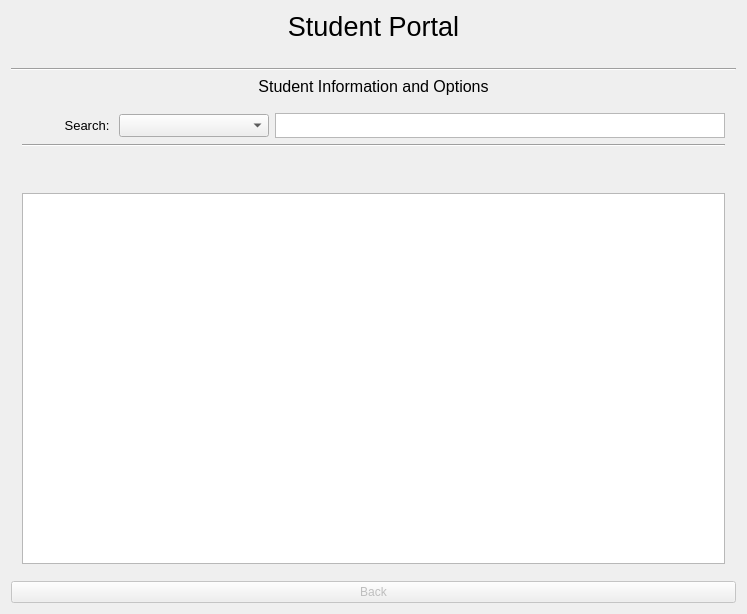
Before: the Qt Designer form Form Files/studentView.ui in alixabahena/SIMS, drawn with Qt 5.
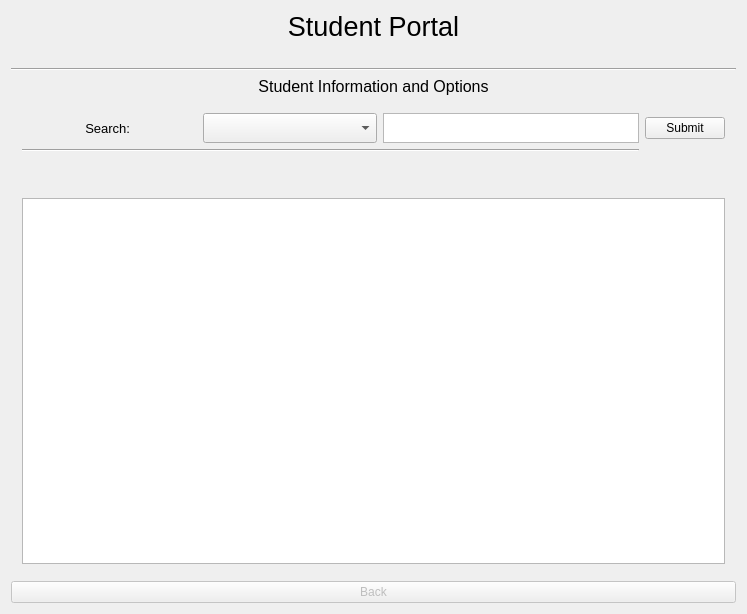
After: the same form once the commit is applied.

Commit message: All classes are shown in view classes ui

```diff
--- a/Form Files/studentView.ui
+++ b/Form Files/studentView.ui
@@ -276,6 +276,31 @@
         <layout class="QVBoxLayout" name="verticalLayout_8">
          <item>
           <layout class="QGridLayout" name="gridLayout">
+           <item row="0" column="2">
+            <widget class="QPlainTextEdit" name="searchClassesInput">
+             <property name="sizePolicy">
+              <sizepolicy hsizetype="Expanding" vsizetype="Maximum">
+               <horstretch>0</horstretch>
+               <verstretch>0</verstretch>
+              </sizepolicy>
+             </property>
+             <property name="maximumSize">
+              <size>
+               <width>16777215</width>
+               <height>30</height>
+              </size>
+             </property>
+             <property name="inputMethodHints">
+              <set>Qt::ImhNone</set>
+             </property>
+             <property name="verticalScrollBarPolicy">
+              <enum>Qt::ScrollBarAlwaysOff</enum>
+             </property>
+             <property name="horizontalScrollBarPolicy">
+              <enum>Qt::ScrollBarAlwaysOff</enum>
+             </property>
+            </widget>
+           </item>
            <item row="2" column="1">
             <spacer name="verticalSpacer_3">
              <property name="orientation">
@@ -309,65 +334,10 @@
               <string>Search: </string>
              </property>
              <property name="alignment">
-              <set>Qt::AlignRight|Qt::AlignTrailing|Qt::AlignVCenter</set>
+              <set>Qt::AlignCenter</set>
              </property>
             </widget>
            </item>
-           <item row="0" column="2">
-            <widget class="QPlainTextEdit" name="searchClassesInput">
-             <property name="sizePolicy">
-              <sizepolicy hsizetype="MinimumExpanding" vsizetype="MinimumExpanding">
-               <horstretch>0</horstretch>
-               <verstretch>0</verstretch>
-              </sizepolicy>
-             </property>
-             <property name="minimumSize">
-              <size>
-               <width>450</width>
-               <height>25</height>
-              </size>
-             </property>
-             <property name="maximumSize">
-              <size>
-               <width>16777215</width>
-               <height>25</height>
-              </size>
-             </property>
-             <property name="inputMethodHints">
-              <set>Qt::ImhNone</set>
-             </property>
-             <property name="verticalScrollBarPolicy">
-              <enum>Qt::ScrollBarAlwaysOff</enum>
-             </property>
-             <property name="horizontalScrollBarPolicy">
-              <enum>Qt::ScrollBarAlwaysOff</enum>
-             </property>
-            </widget>
-           </item>
-           <item row="0" column="1">
-            <widget class="QComboBox" name="classesSearchBox">
-             <property name="sizePolicy">
-              <sizepolicy hsizetype="Minimum" vsizetype="Fixed">
-               <horstretch>0</horstretch>
-               <verstretch>0</verstretch>
-              </sizepolicy>
-             </property>
-             <property name="minimumSize">
-              <size>
-               <width>150</width>
-               <height>0</height>
-              </size>
-             </property>
-             <property name="font">
-              <font>
-               <pointsize>10</pointsize>
-              </font>
-             </property>
-            </widget>
-           </item>
-           <item row="3" column="0" colspan="3">
-            <widget class="QTableView" name="classesView"/>
-           </item>
            <item row="1" column="0" colspan="3">
             <widget class="Line" name="line_3">
              <property name="orientation">
@@ -375,6 +345,31 @@
              </property>
             </widget>
            </item>
+           <item row="0" column="1">
+            <widget class="QComboBox" name="classesSearchBox">
+             <property name="sizePolicy">
+              <sizepolicy hsizetype="Expanding" vsizetype="Preferred">
+               <horstretch>0</horstretch>
+               <verstretch>0</verstretch>
+              </sizepolicy>
+             </property>
+             <property name="font">
+              <font>
+               <pointsize>10</pointsize>
+              </font>
+             </property>
+            </widget>
+           </item>
+           <item row="0" column="3">
+            <widget class="QPushButton" name="searchButton">
+             <property name="text">
+              <string>Submit</string>
+             </property>
+            </widget>
+           </item>
+           <item row="3" column="0" colspan="4">
+            <widget class="QTableView" name="classesView"/>
+           </item>
           </layout>
          </item>
         </layout>
```
The commit also changes 3 other files.
